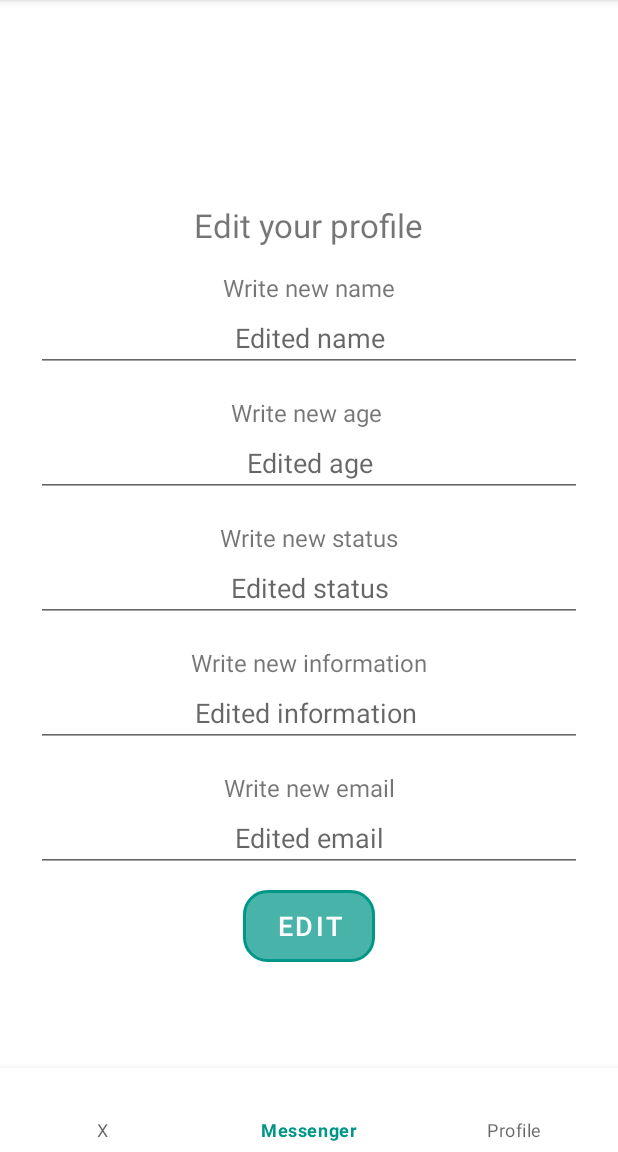
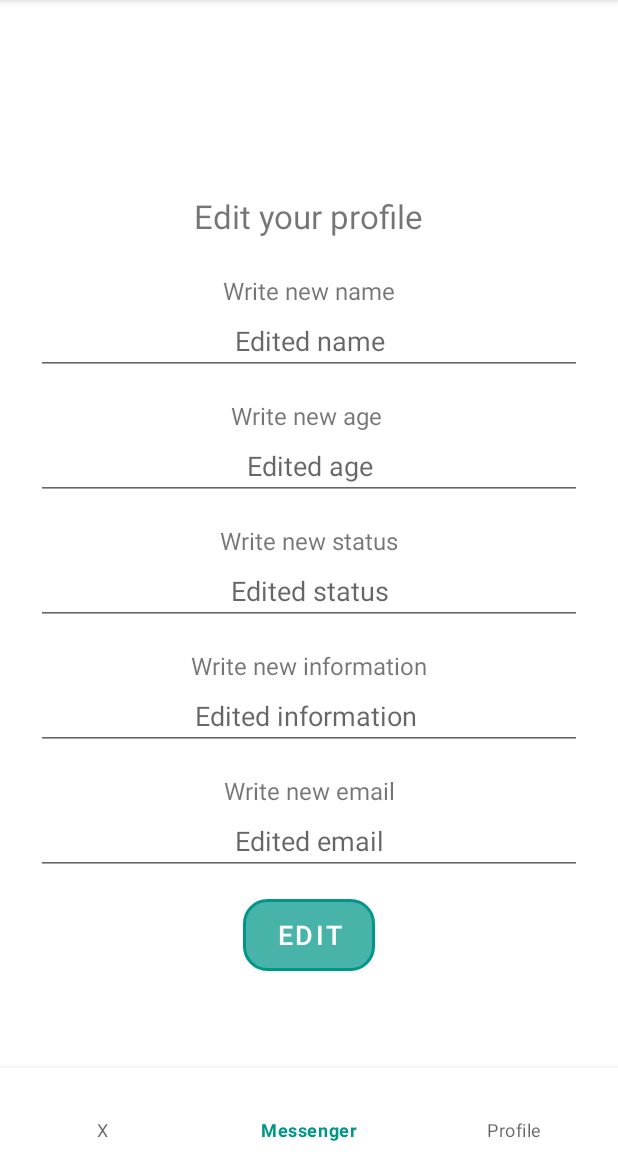
Before and after one commit to ArtorNado/Super-puper-Chat-TBD-, an Android app: the ProfileRedactionFragment screen opened through its navigation route, on a phone screen of 412 x 824 dp, the part 84-1236 px from its top. Run offline under Robolectric (Android 15) with nearby library versions, the phone set to English and light mode, and no system bars; our stand-ins replace navigation-ui; 5 statements that could not run were skipped.

Commit message:
Add final final

```diff
--- a/app/src/main/java/com/example/superpuperchattbd/main/MainActivity.kt
+++ b/app/src/main/java/com/example/superpuperchattbd/main/MainActivity.kt
@@ -1,12 +1,13 @@
 package com.example.superpuperchattbd.main
 
+import android.os.Bundle
 import androidx.appcompat.app.AppCompatActivity
-import android.os.Bundle
 import androidx.navigation.findNavController
 import androidx.navigation.ui.NavigationUI
 import com.example.superpuperchattbd.R
 import com.example.superpuperchattbd.app.injector.Injector
 import com.example.superpuperchattbd.common.router.NavControllerProvider
+import com.example.superpuperchattbd.profile.presentation.ProfileFragment
 import com.google.android.material.bottomnavigation.BottomNavigationView
 import javax.inject.Inject
 
@@ -35,6 +36,9 @@ class MainActivity : AppCompatActivity() {
         val navView: BottomNavigationView = findViewById(R.id.nav_view)
         val navController = findNavController(R.id.nav_host_fragment)
         NavigationUI.setupWithNavController(navView, navController)
+        if (!ProfileFragment.PROFILE_FLAG) {
+            navView.menu.getItem(2).isVisible = false
+        }
     }
 
     override fun onStop() {
--- a/app/src/main/java/com/example/superpuperchattbd/profile/presentation/ProfileViewModel.kt
+++ b/app/src/main/java/com/example/superpuperchattbd/profile/presentation/ProfileViewModel.kt
@@ -30,4 +30,8 @@ class ProfileViewModel(
             })
         )
     }
+
+    fun refresh(userId: Int) {
+        getUser(userId)
+    }
 }
--- a/app/src/main/java/com/example/superpuperchattbd/profile_redaction/presentation/ProfileRedactionFragment.kt
+++ b/app/src/main/java/com/example/superpuperchattbd/profile_redaction/presentation/ProfileRedactionFragment.kt
@@ -1,6 +1,6 @@
 package com.example.superpuperchattbd.profile_redaction.presentation
 
-import android.os.Bundle
+import android.util.Log
 import android.view.View
 import androidx.lifecycle.Observer
 import com.example.superpuperchattbd.R
@@ -13,14 +13,8 @@ class ProfileRedactionFragment : BaseFragment<ProfileRedactionViewModel>() {
 
     override val layoutId: Int = R.layout.fragment_profile_redaction
 
-    override fun onViewCreated(view: View, savedInstanceState: Bundle?) {
-        super.onViewCreated(view, savedInstanceState)
-        setupViews()
-    }
-
     override fun onResume() {
         super.onResume()
-        subscribe()
         viewModel.getUserData()
     }
 
@@ -60,6 +54,7 @@ class ProfileRedactionFragment : BaseFragment<ProfileRedactionViewModel>() {
 
     override fun subscribe() {
         viewModel.data.observe(viewLifecycleOwner, Observer { userData ->
+            Log.e("Update", userData.name)
             etName.setText(userData.name)
             etAge.setText(userData.age.toString())
             etStatus.setText(userData.status)
@@ -69,6 +64,8 @@ class ProfileRedactionFragment : BaseFragment<ProfileRedactionViewModel>() {
         viewModel.navigateToProfile.observe(viewLifecycleOwner, Observer { success ->
             if (success) {
                 viewModel.navigateToProfile()
+            } else {
+                tvError.visibility = View.VISIBLE
             }
         })
     }
@@ -79,6 +76,6 @@ class ProfileRedactionFragment : BaseFragment<ProfileRedactionViewModel>() {
     }
 
     companion object {
-        const val PROFILE_REDACTION_FLAG = true
+        const val PROFILE_REDACTION_FLAG = false
     }
 }
--- a/app/src/main/java/com/example/superpuperchattbd/profile_redaction/presentation/ProfileRedactionViewModel.kt
+++ b/app/src/main/java/com/example/superpuperchattbd/profile_redaction/presentation/ProfileRedactionViewModel.kt
@@ -44,9 +44,12 @@ class ProfileRedactionViewModel(
             interactor.saveUserData(profileEntity)
                 .observeOn(AndroidSchedulers.mainThread())
                 .subscribeOn(Schedulers.io())
+                .doOnComplete {
+                    _navigateToProfile.value = true
+                }
                 .subscribe(
                     {
-                        _navigateToProfile.value = true
+
                     }, {
                         it.printStackTrace()
                     }
--- a/app/src/main/res/layout/fragment_profile_redaction.xml
+++ b/app/src/main/res/layout/fragment_profile_redaction.xml
@@ -37,7 +37,7 @@
         android:layout_width="wrap_content"
         android:layout_height="wrap_content"
         android:textSize="16sp"
-        android:layout_marginTop="16dp"
+        android:layout_marginTop="24dp"
         android:text="@string/tv_write_new_name_text"
         app:layout_constraintTop_toBottomOf="@id/profileRedactionTitle"
         app:layout_constraintBottom_toTopOf="@id/etName"
@@ -149,7 +149,7 @@
         android:id="@+id/etEmail"
         android:layout_width="0dp"
         android:layout_height="wrap_content"
-        android:layout_marginBottom="12dp"
+        android:layout_marginBottom="16dp"
         android:hint="@string/profile_redaction_email_hint"
         android:textSize="18sp"
         android:textAlignment="center"
```
Also changed, not shown: app/src/main/java/com/example/superpuperchattbd/profile/presentation/ProfileFragment.kt (+9 -1 lines).
